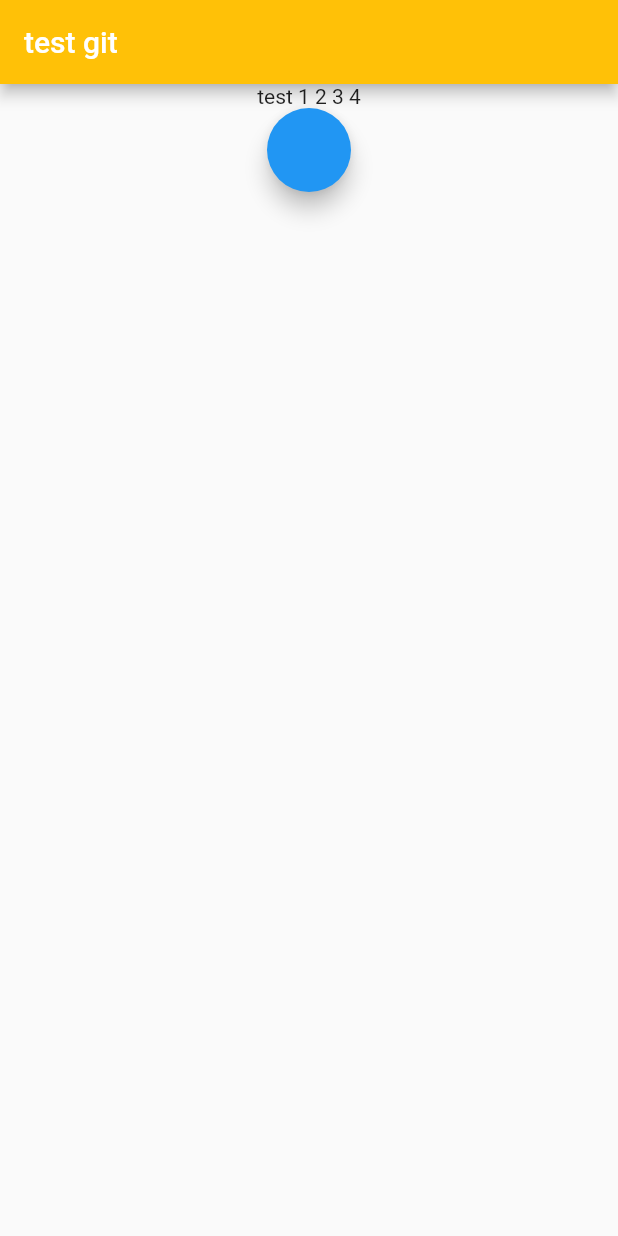
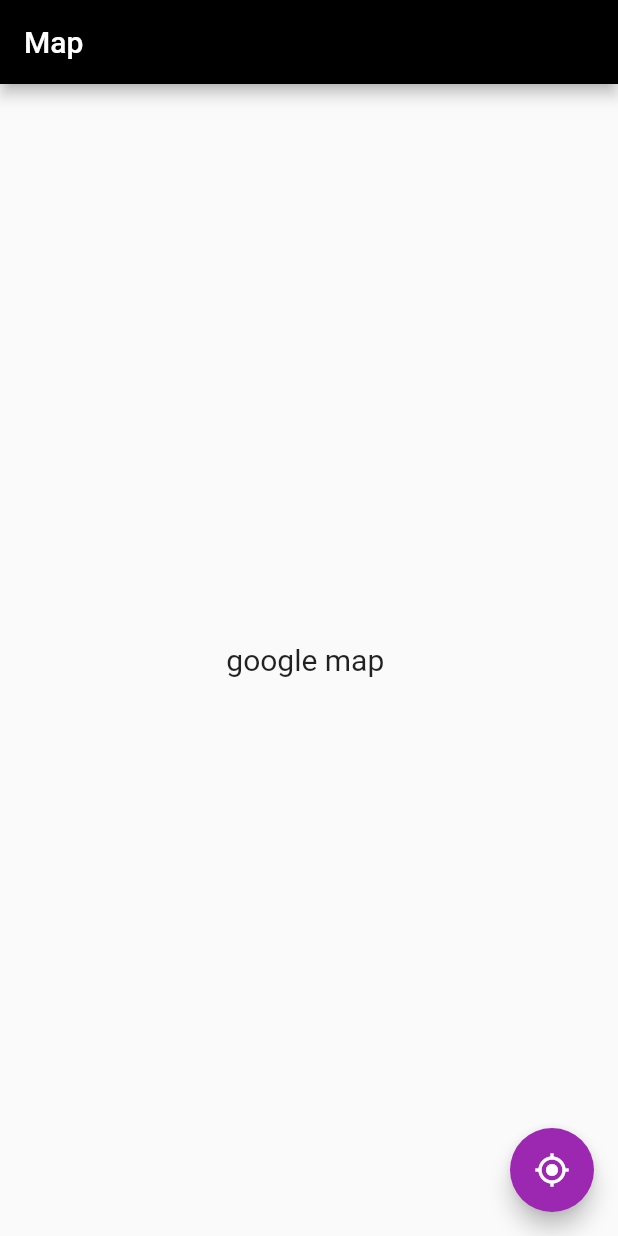
Before and after one commit to AmenAdem/google_maps_API, a Flutter app: the screen it shows after launch, on a phone screen of 412 x 824 dp. Run offline on Flutter 3.47's test engine with Material 2 defaults, Android fonts, the phone set to English and light mode, and no system bars.

Commit message:
srt up the home page screen .

```diff
--- a/testgit/lib/main.dart
+++ b/testgit/lib/main.dart
@@ -1,37 +1,42 @@
-import 'dart:html';
-
-import 'package:flutter/cupertino.dart';
 import 'package:flutter/material.dart';
-
-void main() {
-  runApp( MyApp());
+void main()
+{
+  runApp(MyApp());
 }
-
-
 class MyApp extends StatelessWidget {
 
   @override
   Widget build(BuildContext context) {
     return MaterialApp(
-      home: Scaffold(
+      title: "Map ",
+      home: HomePage(),
+    );
+  }
+}
+class HomePage extends StatelessWidget {
+  const HomePage({ Key? key }) : super(key: key);
+
+  @override
+  Widget build(BuildContext context) {
+    return Scaffold(
       appBar: AppBar(
-          title: Text("test git"),
-          backgroundColor: Colors.amber,
+        title: Text('Map'),
+        backgroundColor: Colors.black,
         ),
-          body: Container(
-            child: Column(
+      body: Center(child: Column(
+        mainAxisAlignment: MainAxisAlignment.center,
         children: <Widget>[
-                Text("test 1 2 3 4"),
-              FloatingActionButton(
-                onPressed:() {
-                  print("test");
-                }
+          Text(
+            "google map ",
+            style:TextStyle(fontSize: 20),
             ),
-              ButtonBar(buttonAlignedDropdown: true,
-              )
         ],
       ),
       ),
+      floatingActionButton: FloatingActionButton(
+        onPressed: (){},
+        child: Icon(Icons.gps_fixed),
+        backgroundColor: Colors.purple,
         ),
     );
   }
--- /dev/null
+++ b/testgit/lib/map_screen.dart
@@ -0,0 +1,24 @@
+import 'package:flutter/material.dart';
+
+class Map_screen extends StatefulWidget {
+  Map_screen({Key? key}) : super(key: key);
+
+  @override
+  _Map_screenState createState() => _Map_screenState();
+}
+
+class _Map_screenState extends State<Map_screen> {
+  @override
+  Widget build(BuildContext context) {
+    return Scaffold(
+      appBar: AppBar(
+
+        title: Text("Map"),
+
+      )
+      body: Center(
+        child: Text("map here .. "),
+      ),
+    );
+  }
+}
```
Also changed, not shown: testgit/lib/page2.dart (deleted, +0 -14 lines), 4 other files. Lines whose indentation alone changed are shown as unchanged.
